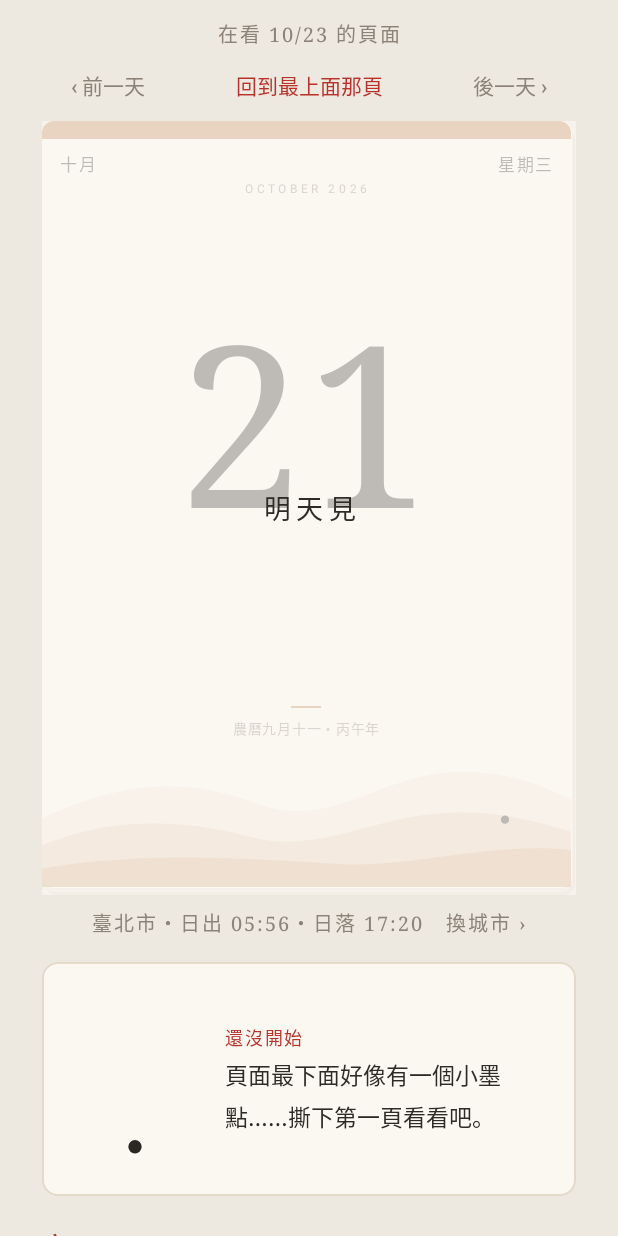
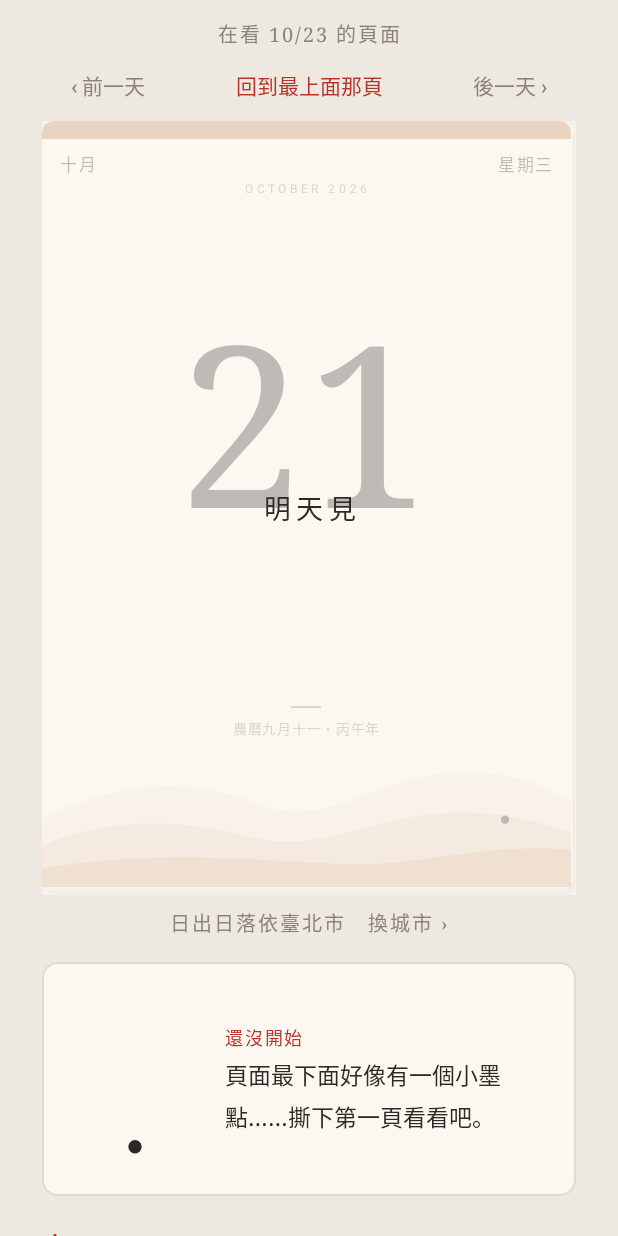
Before and after one commit to patty60723/tearoff-calendar, an Android app: the screen it shows after launch (MainActivity), after a tap on "後一天 ›", on a phone screen of 412 x 824 dp. Run offline under Robolectric (Android 15) with nearby library versions, the phone set to English and light mode, and no system bars; libraries missing offline, so code that uses them is left out: com.nlf.calendar; 30 statements that could not run were skipped; 2 other taps on this screen came first.

Commit message:
城市那行只顯示城市，時間已經印在頁面上
Co-Authored-By: Claude Opus 5.5 <noreply@anthropic.com>
Claude-Session: https://claude.ai/code/session_0189os12bzXxGRqrd3exnUUH

```diff
--- a/app/src/main/java/com/patty60723/tearoff/MainActivity.kt
+++ b/app/src/main/java/com/patty60723/tearoff/MainActivity.kt
@@ -172,10 +172,7 @@ class MainActivity : Activity() {
     }
 
     private fun showCity() {
-        val city = Cities.selected(this)
-        val times = SunTimes.of(viewing(), city.lat, city.lon)
-        findViewById<TextView>(R.id.city).text =
-            getString(R.string.city_row, city.name, times.sunrise?.toString() ?: "--:--", times.sunset?.toString() ?: "--:--")
+        findViewById<TextView>(R.id.city).text = getString(R.string.city_row, Cities.selected(this).name)
     }
 
     /** 封面：第一次打開時最上面的那張。 */
--- a/app/src/main/res/values/strings.xml
+++ b/app/src/main/res/values/strings.xml
@@ -30,6 +30,6 @@
     <string name="hint_cover">撕開封面，這一年就開始了</string>
     <string name="cover_title">手撕日曆</string>
     <string name="cover_sub">從角落往上撕開</string>
-    <string name="city_row">%1$s・日出 %2$s・日落 %3$s　換城市 ›</string>
+    <string name="city_row">日出日落依%1$s　換城市 ›</string>
     <string name="city_title">日出日落用哪個城市</string>
 </resources>
```
